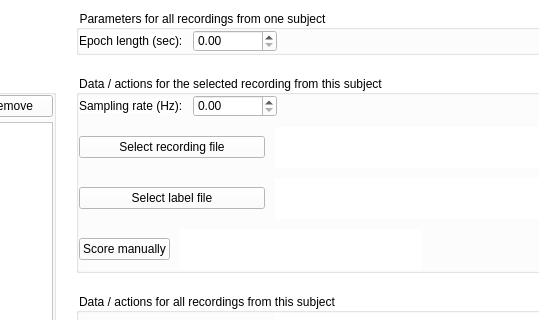
Old version of the form accusleepy/gui/window0.ui in the repository zekebarger/AccuSleePy; both pictures show x 140 to 679 and y 0 to 320 of the 1079 by 686 pixel window.
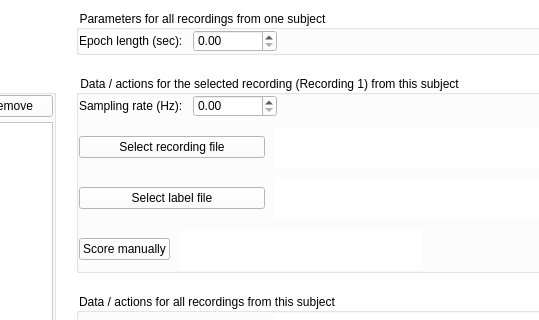
New version of the form.

Commit message: set epoch length and sampling rate

```diff
--- a/accusleepy/gui/window0.ui
+++ b/accusleepy/gui/window0.ui
@@ -221,7 +221,7 @@
          </sizepolicy>
         </property>
         <property name="title">
-         <string>Data / actions for the selected recording from this subject</string>
+         <string>Data / actions for the selected recording (Recording 1) from this subject</string>
         </property>
         <layout class="QVBoxLayout" name="verticalLayout_2" stretch="0,1,1,1">
          <property name="spacing">
```
Left out of the diff: 8 changed lines with no effect on the pictures. The commit also changes 2 other files.
